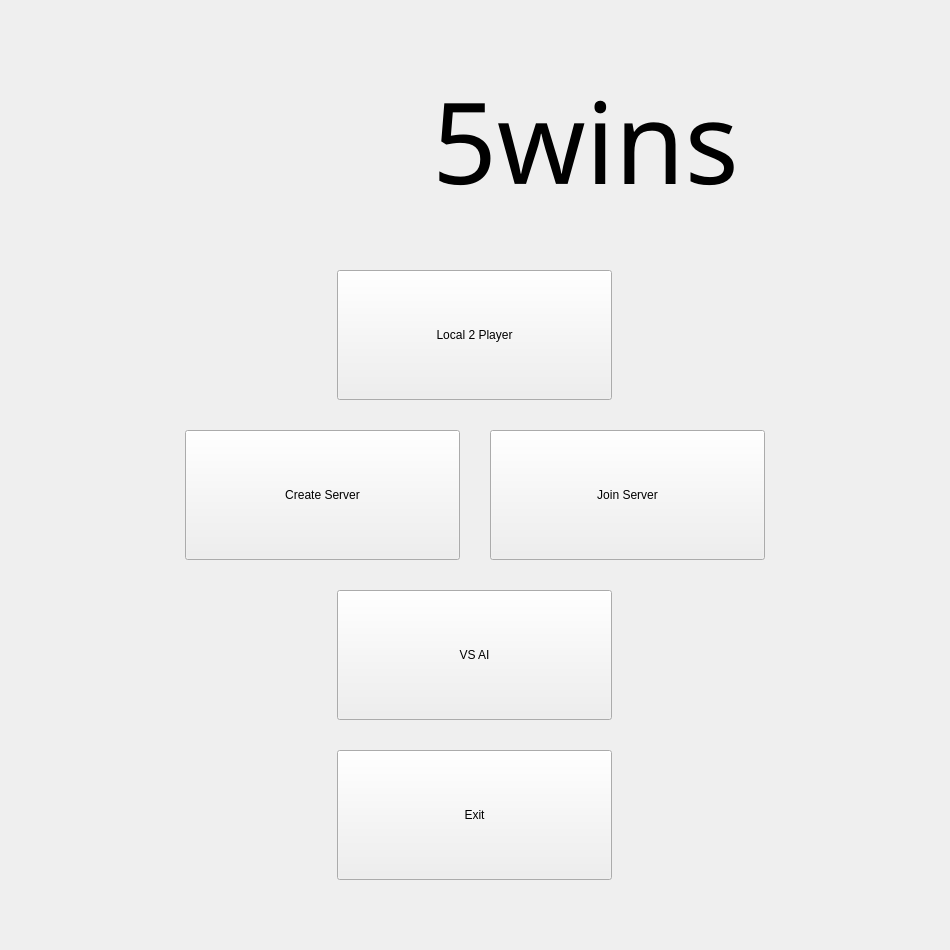
Before: the Qt Designer form menu.ui in j-weissen/5wins_raspi, drawn with Qt 5.
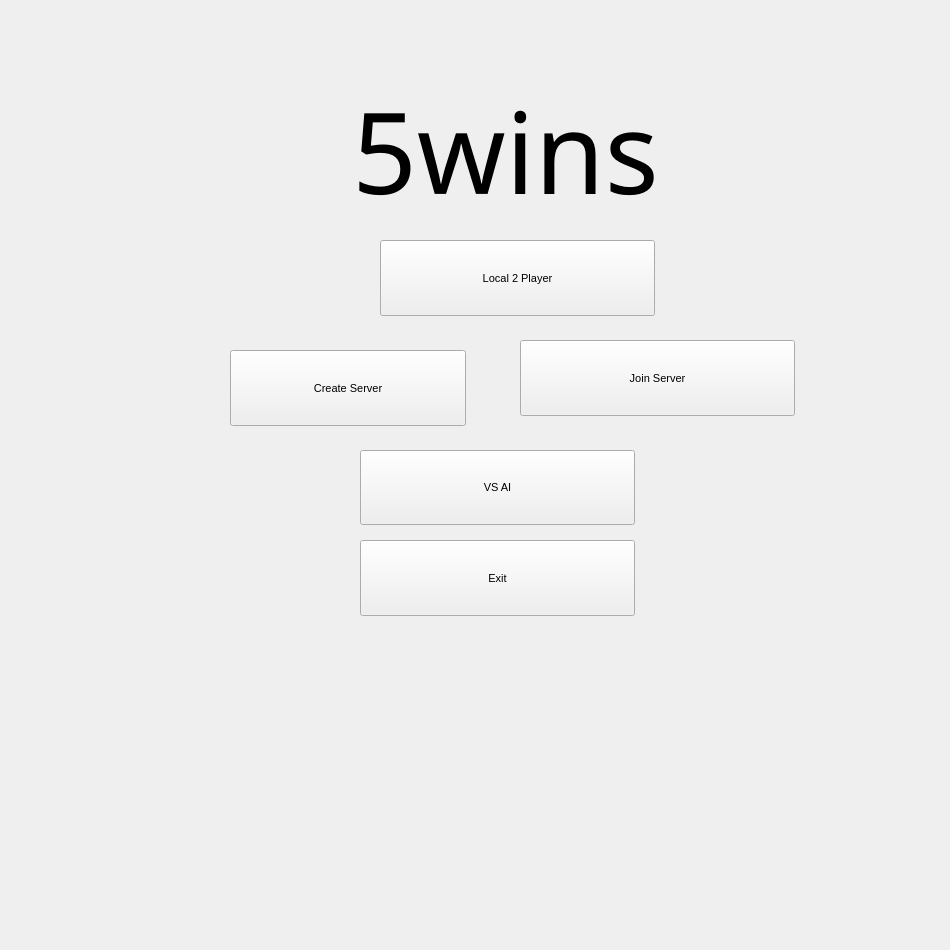
After: the same form once the commit is applied.

```diff
--- a/menu.ui
+++ b/menu.ui
@@ -2,6 +2,9 @@
 <ui version="4.0">
  <class>menu</class>
  <widget class="QWidget" name="menu">
+  <property name="enabled">
+   <bool>true</bool>
+  </property>
   <property name="geometry">
    <rect>
     <x>0</x>
@@ -10,128 +13,20 @@
     <height>950</height>
    </rect>
   </property>
+  <property name="minimumSize">
+   <size>
+    <width>0</width>
+    <height>0</height>
+   </size>
+  </property>
   <property name="windowTitle">
    <string>menu</string>
   </property>
-  <widget class="QPushButton" name="pushButton_local2Player">
-   <property name="geometry">
-    <rect>
-     <x>337</x>
-     <y>270</y>
-     <width>275</width>
-     <height>130</height>
-    </rect>
-   </property>
-   <property name="maximumSize">
-    <size>
-     <width>275</width>
-     <height>130</height>
-    </size>
-   </property>
-   <property name="text">
-    <string>Local 2 Player</string>
-   </property>
-  </widget>
-  <widget class="QPushButton" name="pushButton_joinServer">
-   <property name="geometry">
-    <rect>
-     <x>490</x>
-     <y>430</y>
-     <width>275</width>
-     <height>130</height>
-    </rect>
-   </property>
-   <property name="maximumSize">
-    <size>
-     <width>275</width>
-     <height>130</height>
-    </size>
-   </property>
-   <property name="text">
-    <string>Join Server</string>
-   </property>
-  </widget>
-  <widget class="QPushButton" name="pushButton_createServer">
-   <property name="geometry">
-    <rect>
-     <x>185</x>
-     <y>430</y>
-     <width>275</width>
-     <height>130</height>
-    </rect>
-   </property>
-   <property name="maximumSize">
-    <size>
-     <width>275</width>
-     <height>130</height>
-    </size>
-   </property>
-   <property name="text">
-    <string>Create Server</string>
-   </property>
-  </widget>
-  <widget class="QPushButton" name="pushButton_vsAI">
-   <property name="geometry">
-    <rect>
-     <x>337</x>
-     <y>590</y>
-     <width>275</width>
-     <height>130</height>
-    </rect>
-   </property>
-   <property name="maximumSize">
-    <size>
-     <width>275</width>
-     <height>130</height>
-    </size>
-   </property>
-   <property name="text">
-    <string>VS AI</string>
-   </property>
-  </widget>
-  <widget class="QPushButton" name="pushButton_exit">
-   <property name="geometry">
-    <rect>
-     <x>337</x>
-     <y>750</y>
-     <width>275</width>
-     <height>130</height>
-    </rect>
-   </property>
-   <property name="maximumSize">
-    <size>
-     <width>275</width>
-     <height>130</height>
-    </size>
-   </property>
-   <property name="text">
-    <string>Exit</string>
-   </property>
-  </widget>
-  <widget class="QLabel" name="label_logo">
-   <property name="geometry">
-    <rect>
-     <x>140</x>
-     <y>30</y>
-     <width>270</width>
-     <height>191</height>
-    </rect>
-   </property>
-   <property name="maximumSize">
-    <size>
-     <width>16777215</width>
-     <height>16777215</height>
-    </size>
-   </property>
-   <property name="text">
-    <string/>
-   </property>
-  </widget>
   <widget class="QLabel" name="label_5wins">
    <property name="geometry">
     <rect>
-     <x>350</x>
-     <y>70</y>
+     <x>270</x>
+     <y>80</y>
      <width>471</width>
      <height>141</height>
     </rect>
@@ -149,6 +44,126 @@
     <set>Qt::AlignCenter</set>
    </property>
   </widget>
+  <widget class="QPushButton" name="pushButton_exit">
+   <property name="geometry">
+    <rect>
+     <x>360</x>
+     <y>540</y>
+     <width>275</width>
+     <height>76</height>
+    </rect>
+   </property>
+   <property name="maximumSize">
+    <size>
+     <width>16777215</width>
+     <height>16777215</height>
+    </size>
+   </property>
+   <property name="font">
+    <font>
+     <pointsize>8</pointsize>
+    </font>
+   </property>
+   <property name="text">
+    <string>Exit</string>
+   </property>
+  </widget>
+  <widget class="QPushButton" name="pushButton_vsAI">
+   <property name="geometry">
+    <rect>
+     <x>360</x>
+     <y>450</y>
+     <width>275</width>
+     <height>75</height>
+    </rect>
+   </property>
+   <property name="maximumSize">
+    <size>
+     <width>16777215</width>
+     <height>16777215</height>
+    </size>
+   </property>
+   <property name="font">
+    <font>
+     <pointsize>8</pointsize>
+    </font>
+   </property>
+   <property name="text">
+    <string>VS AI</string>
+   </property>
+  </widget>
+  <widget class="QPushButton" name="pushButton_createServer">
+   <property name="geometry">
+    <rect>
+     <x>230</x>
+     <y>350</y>
+     <width>236</width>
+     <height>76</height>
+    </rect>
+   </property>
+   <property name="maximumSize">
+    <size>
+     <width>16777215</width>
+     <height>16777215</height>
+    </size>
+   </property>
+   <property name="font">
+    <font>
+     <pointsize>8</pointsize>
+    </font>
+   </property>
+   <property name="text">
+    <string>Create Server</string>
+   </property>
+  </widget>
+  <widget class="QPushButton" name="pushButton_joinServer">
+   <property name="geometry">
+    <rect>
+     <x>520</x>
+     <y>340</y>
+     <width>275</width>
+     <height>76</height>
+    </rect>
+   </property>
+   <property name="maximumSize">
+    <size>
+     <width>16777215</width>
+     <height>16777215</height>
+    </size>
+   </property>
+   <property name="font">
+    <font>
+     <pointsize>8</pointsize>
+    </font>
+   </property>
+   <property name="text">
+    <string>Join Server</string>
+   </property>
+  </widget>
+  <widget class="QPushButton" name="pushButton_local2Player">
+   <property name="geometry">
+    <rect>
+     <x>380</x>
+     <y>240</y>
+     <width>275</width>
+     <height>76</height>
+    </rect>
+   </property>
+   <property name="maximumSize">
+    <size>
+     <width>16777215</width>
+     <height>16777215</height>
+    </size>
+   </property>
+   <property name="font">
+    <font>
+     <pointsize>8</pointsize>
+    </font>
+   </property>
+   <property name="text">
+    <string>Local 2 Player</string>
+   </property>
+  </widget>
  </widget>
  <resources/>
  <connections/>
```
